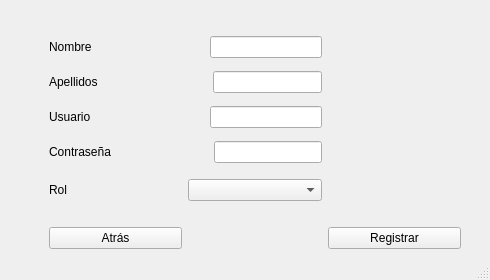
Old version of the form Vista/registro.ui in the repository diegoabdul/Analitica-de-Opiniones.
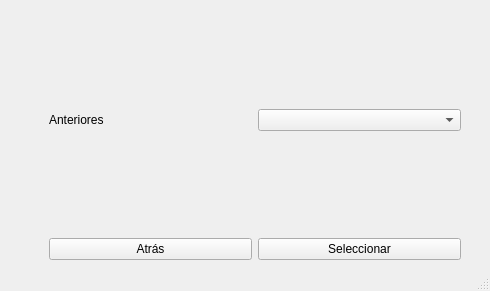
New version of the form.

What changed in the file:
```diff
--- a/Vista/registro.ui
+++ b/Vista/registro.ui
@@ -10,7 +10,7 @@
     <x>0</x>
     <y>0</y>
     <width>490</width>
-    <height>280</height>
+    <height>291</height>
    </rect>
   </property>
   <property name="sizePolicy">
@@ -28,127 +28,22 @@
      <layout class="QVBoxLayout" name="verticalLayout">
       <item>
        <layout class="QHBoxLayout" name="horizontalLayout">
-        <item>
-         <widget class="QLabel" name="label_2">
-          <property name="text">
-           <string>Nombre</string>
-          </property>
-         </widget>
-        </item>
         <item>
          <layout class="QHBoxLayout" name="horizontalLayout_10">
           <item>
-           <spacer name="horizontalSpacer_5">
-            <property name="orientation">
-             <enum>Qt::Horizontal</enum>
-            </property>
-            <property name="sizeHint" stdset="0">
-             <size>
-              <width>40</width>
-              <height>20</height>
-             </size>
-            </property>
-           </spacer>
-          </item>
-          <item>
-           <widget class="QLineEdit" name="lineEdit_nombre"/>
-          </item>
-         </layout>
-        </item>
-       </layout>
-      </item>
-      <item>
-       <layout class="QHBoxLayout" name="horizontalLayout_2">
-        <item>
-         <widget class="QLabel" name="label_3">
-          <property name="text">
-           <string>Apellidos</string>
-          </property>
-         </widget>
-        </item>
-        <item>
-         <spacer name="horizontalSpacer_3">
-          <property name="orientation">
-           <enum>Qt::Horizontal</enum>
-          </property>
-          <property name="sizeHint" stdset="0">
-           <size>
-            <width>40</width>
-            <height>20</height>
-           </size>
-          </property>
-         </spacer>
-        </item>
-        <item>
-         <widget class="QLineEdit" name="lineEdit_apellidos"/>
-        </item>
-       </layout>
-      </item>
-      <item>
-       <layout class="QVBoxLayout" name="verticalLayout_4">
-        <item>
-         <layout class="QHBoxLayout" name="horizontalLayout_4">
-          <item>
-           <widget class="QLabel" name="label_4">
+           <widget class="QLabel" name="label_5">
             <property name="text">
-             <string>Usuario</string>
+             <string>Anteriores</string>
             </property>
            </widget>
           </item>
           <item>
-           <layout class="QHBoxLayout" name="horizontalLayout_7"/>
-          </item>
-          <item>
-           <spacer name="horizontalSpacer_4">
-            <property name="orientation">
-             <enum>Qt::Horizontal</enum>
-            </property>
-            <property name="sizeHint" stdset="0">
-             <size>
-              <width>40</width>
-              <height>20</height>
-             </size>
-            </property>
-           </spacer>
-          </item>
-          <item>
-           <widget class="QLineEdit" name="lineEdit_usuario"/>
+           <widget class="QComboBox" name="comboBox"/>
           </item>
          </layout>
         </item>
        </layout>
       </item>
-      <item>
-       <layout class="QHBoxLayout" name="horizontalLayout_8">
-        <item>
-         <widget class="QLabel" name="label">
-          <property name="text">
-           <string>Contraseña</string>
-          </property>
-         </widget>
-        </item>
-        <item>
-         <spacer name="horizontalSpacer_6">
-          <property name="orientation">
-           <enum>Qt::Horizontal</enum>
-          </property>
-          <property name="sizeHint" stdset="0">
-           <size>
-            <width>40</width>
-            <height>20</height>
-           </size>
-          </property>
-         </spacer>
-        </item>
-        <item>
-         <widget class="QLineEdit" name="lineEdit_contrasena">
-          <property name="echoMode">
-           <enum>QLineEdit::Password</enum>
-          </property>
-         </widget>
-        </item>
-       </layout>
-      </item>
      </layout>
     </item>
     <item row="4" column="3">
@@ -158,22 +53,11 @@
       </property>
      </widget>
     </item>
-    <item row="4" column="5">
-     <widget class="QPushButton" name="btn_registrar">
-      <property name="text">
-       <string>Registrar</string>
-      </property>
-     </widget>
-    </item>
     <item row="1" column="0">
      <layout class="QHBoxLayout" name="horizontalLayout_19"/>
     </item>
     <item row="2" column="4">
-     <layout class="QGridLayout" name="gridLayout_7">
-      <item row="0" column="0">
-       <widget class="QComboBox" name="comboBox"/>
-      </item>
-     </layout>
+     <layout class="QGridLayout" name="gridLayout_7"/>
     </item>
     <item row="0" column="4">
      <spacer name="horizontalSpacer">
@@ -215,28 +99,7 @@
      </spacer>
     </item>
     <item row="2" column="3">
-     <layout class="QGridLayout" name="gridLayout_3">
-      <item row="1" column="0">
-       <widget class="QLabel" name="label_5">
-        <property name="text">
-         <string>Rol</string>
-        </property>
-       </widget>
-      </item>
-     </layout>
-    </item>
-    <item row="3" column="5">
-     <spacer name="horizontalSpacer_7">
-      <property name="orientation">
-       <enum>Qt::Horizontal</enum>
-      </property>
-      <property name="sizeHint" stdset="0">
-       <size>
-        <width>40</width>
-        <height>20</height>
-       </size>
-      </property>
-     </spacer>
+     <layout class="QGridLayout" name="gridLayout_3"/>
     </item>
     <item row="3" column="3">
      <spacer name="horizontalSpacer_2">
@@ -264,6 +127,26 @@
       </property>
      </spacer>
     </item>
+    <item row="3" column="4">
+     <spacer name="horizontalSpacer_7">
+      <property name="orientation">
+       <enum>Qt::Horizontal</enum>
+      </property>
+      <property name="sizeHint" stdset="0">
+       <size>
+        <width>40</width>
+        <height>20</height>
+       </size>
+      </property>
+     </spacer>
+    </item>
+    <item row="4" column="4">
+     <widget class="QPushButton" name="btn_obtener">
+      <property name="text">
+       <string>Seleccionar</string>
+      </property>
+     </widget>
+    </item>
    </layout>
   </widget>
   <widget class="QMenuBar" name="menubar">
```
